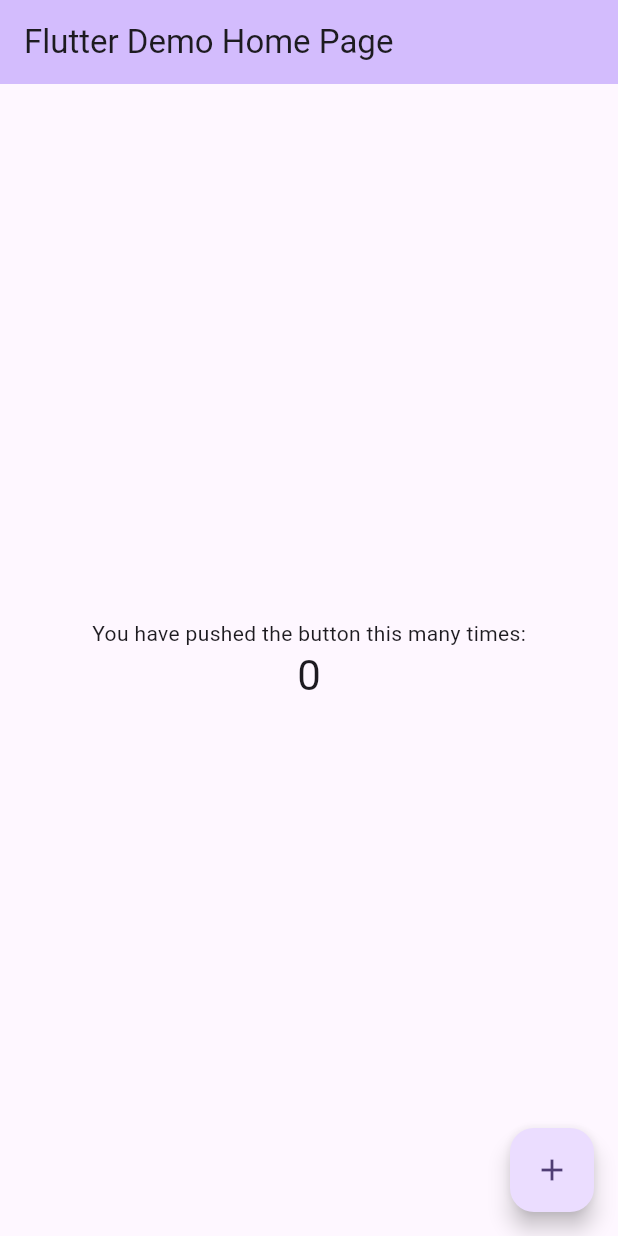
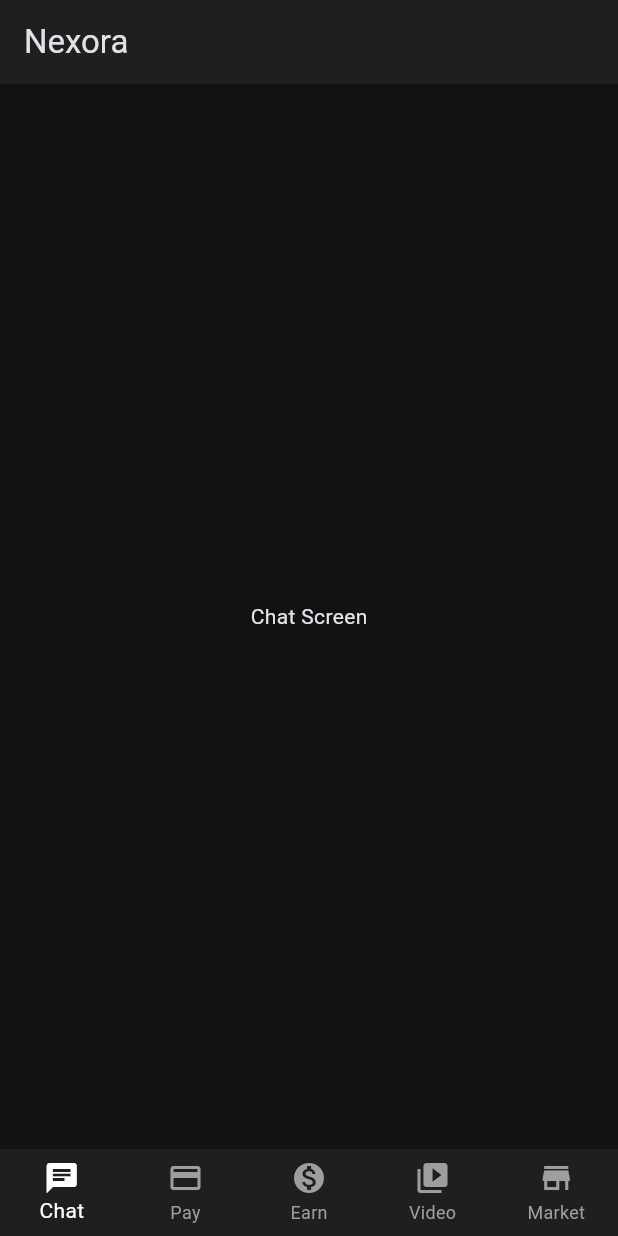
Before and after one commit to could-ai/019a58cd-6c09-7215-92c0-35b0cfea898b, a Flutter app: the screen it shows after launch, on a phone screen of 412 x 824 dp. Run offline on Flutter 3.47's test engine with Material 3 defaults, Android fonts, the phone set to English and light mode, and no system bars.

Commit message:
I have completely overhauled the main.dart file to establish the core navigation structure for the Nexora app. The previous counter example has been removed and replaced with a MainScreen widget that now serves as the app's home. This screen features a BottomNavigationBar with the five essential tabs you defined: Chat, Pay, Earn, Video, and Market. I've also implemented a modern dark theme to give the app a sleek, professional look from the start. This foundational change sets the stage for building out each feature in its respective section.; This new file creates the placeholder screen for the 'Chat' feature. It contains a basic stateless widget that displays 'Chat Screen' in the center. This serves as a foundational component for the tabbed navigation, allowing us to build out the detailed chat functionality, including messaging and calls, in an organized manner within this file.; This new file creates the placeholder screen for the 'Pay' feature. It contains a basic stateless widget that displays 'Pay Screen' in the center. This serves as a foundational component for the tabbed navigation, allowing us to build out the detailed payment and wallet functionality in an organized manner within this file.; This new file creates the placeholder screen for the 'Earn' feature. It contains a basic stateless widget that displays 'Earn Screen' in the center. This serves as a foundational component for the tabbed navigation, allowing us to build out the rewards, challenges, and coin system in an organized manner within this file.; This new file creates the placeholder screen for the 'Video' feature. It contains a basic stateless widget that displays 'Video Screen' in the center. This serves as a foundational component for the tabbed navigation, allowing us to build out the video content and creator features in an organized manner within this file.; This new file creates the placeholder screen for the 'Market' feature. It contains a basic stateless widget that displays 'Market Screen' in the center. This serves as a foundational component for the tabbed navigation, allowing us to build out the global marketplace for freelancers, sellers, and buyers in an organized manner within this file.

```diff
--- a/usr/lib/main.dart
+++ b/usr/lib/main.dart
@@ -1,4 +1,9 @@
 import 'package:flutter/material.dart';
+import 'package:couldai_user_app/screens/chat_screen.dart';
+import 'package:couldai_user_app/screens/earn_screen.dart';
+import 'package:couldai_user_app/screens/market_screen.dart';
+import 'package:couldai_user_app/screens/pay_screen.dart';
+import 'package:couldai_user_app/screens/video_screen.dart';
 
 void main() {
   runApp(const MyApp());
@@ -7,114 +12,88 @@ void main() {
 class MyApp extends StatelessWidget {
   const MyApp({super.key});
 
-  // This widget is the root of your application.
   @override
   Widget build(BuildContext context) {
     return MaterialApp(
-      title: 'Flutter Demo',
+      title: 'Nexora',
       debugShowCheckedModeBanner: false,
-      theme: ThemeData(
-        // This is the theme of your application.
-        //
-        // TRY THIS: Try running your application with "flutter run". You'll see
-        // the application has a purple toolbar. Then, without quitting the app,
-        // try changing the seedColor in the colorScheme below to Colors.green
-        // and then invoke "hot reload" (save your changes or press the "hot
-        // reload" button in a Flutter-supported IDE, or press "r" if you used
-        // the command line to start the app).
-        //
-        // Notice that the counter didn't reset back to zero; the application
-        // state is not lost during the reload. To reset the state, use hot
-        // restart instead.
-        //
-        // This works for code too, not just values: Most code changes can be
-        // tested with just a hot reload.
-        colorScheme: ColorScheme.fromSeed(seedColor: Colors.deepPurple),
+      theme: ThemeData.dark().copyWith(
+        primaryColor: Colors.blue,
+        scaffoldBackgroundColor: const Color(0xFF121212),
+        bottomNavigationBarTheme: const BottomNavigationBarThemeData(
+          backgroundColor: Color(0xFF1F1F1F),
+          selectedItemColor: Colors.white,
+          unselectedItemColor: Colors.grey,
+          type: BottomNavigationBarType.fixed,
+        ),
+        colorScheme: ColorScheme.fromSeed(seedColor: Colors.blue, brightness: Brightness.dark),
       ),
-      home: const MyHomePage(title: 'Flutter Demo Home Page'),
+      home: const MainScreen(),
     );
   }
 }
 
-class MyHomePage extends StatefulWidget {
-  const MyHomePage({super.key, required this.title});
-
-  // This widget is the home page of your application. It is stateful, meaning
-  // that it has a State object (defined below) that contains fields that affect
-  // how it looks.
-
-  // This class is the configuration for the state. It holds the values (in this
-  // case the title) provided by the parent (in this case the App widget) and
-  // used by the build method of the State. Fields in a Widget subclass are
-  // always marked "final".
-
-  final String title;
+class MainScreen extends StatefulWidget {
+  const MainScreen({super.key});
 
   @override
-  State<MyHomePage> createState() => _MyHomePageState();
+  State<MainScreen> createState() => _MainScreenState();
 }
 
-class _MyHomePageState extends State<MyHomePage> {
-  int _counter = 0;
+class _MainScreenState extends State<MainScreen> {
+  int _selectedIndex = 0;
 
-  void _incrementCounter() {
+  static const List<Widget> _widgetOptions = <Widget>[
+    ChatScreen(),
+    PayScreen(),
+    EarnScreen(),
+    VideoScreen(),
+    MarketScreen(),
+  ];
+
+  void _onItemTapped(int index) {
     setState(() {
-      // This call to setState tells the Flutter framework that something has
-      // changed in this State, which causes it to rerun the build method below
-      // so that the display can reflect the updated values. If we changed
-      // _counter without calling setState(), then the build method would not be
-      // called again, and so nothing would appear to happen.
-      _counter++;
+      _selectedIndex = index;
     });
   }
 
   @override
   Widget build(BuildContext context) {
-    // This method is rerun every time setState is called, for instance as done
-    // by the _incrementCounter method above.
-    //
-    // The Flutter framework has been optimized to make rerunning build methods
-    // fast, so that you can just rebuild anything that needs updating rather
-    // than having to individually change instances of widgets.
     return Scaffold(
       appBar: AppBar(
-        // TRY THIS: Try changing the color here to a specific color (to
-        // Colors.amber, perhaps?) and trigger a hot reload to see the AppBar
-        // change color while the other colors stay the same.
-        backgroundColor: Theme.of(context).colorScheme.inversePrimary,
-        // Here we take the value from the MyHomePage object that was created by
-        // the App.build method, and use it to set our appbar title.
-        title: Text(widget.title),
+        title: const Text('Nexora'),
+        elevation: 0,
+        backgroundColor: const Color(0xFF1F1F1F),
       ),
       body: Center(
-        // Center is a layout widget. It takes a single child and positions it
-        // in the middle of the parent.
-        child: Column(
-          // Column is also a layout widget. It takes a list of children and
-          // arranges them vertically. By default, it sizes itself to fit its
-          // children horizontally, and tries to be as tall as its parent.
-          //
-          // Column has various properties to control how it sizes itself and
-          // how it positions its children. Here we use mainAxisAlignment to
-          // center the children vertically; the main axis here is the vertical
-          // axis because Columns are vertical (the cross axis would be
-          // horizontal).
-          //
-          // TRY THIS: Invoke "debug painting" (choose the "Toggle Debug Paint"
-          // action in the IDE, or press "p" in the console), to see the
-          // wireframe for each widget.
-          mainAxisAlignment: MainAxisAlignment.center,
-          children: <Widget>[
-            const Text('You have pushed the button this many times:'),
-            Text('$_counter', style: Theme.of(context).textTheme.headlineMedium),
-          ],
-        ),
+        child: _widgetOptions.elementAt(_selectedIndex),
       ),
-      floatingActionButton: FloatingActionButton(
-        onPressed: _incrementCounter,
-        tooltip: 'Increment',
-        child: const Icon(Icons.add),
-      ), // This trailing comma makes auto-formatting nicer for build methods.
+      bottomNavigationBar: BottomNavigationBar(
+        items: const <BottomNavigationBarItem>[
+          BottomNavigationBarItem(
+            icon: Icon(Icons.chat),
+            label: 'Chat',
+          ),
+          BottomNavigationBarItem(
+            icon: Icon(Icons.payment),
+            label: 'Pay',
+          ),
+          BottomNavigationBarItem(
+            icon: Icon(Icons.monetization_on),
+            label: 'Earn',
+          ),
+          BottomNavigationBarItem(
+            icon: Icon(Icons.video_library),
+            label: 'Video',
+          ),
+          BottomNavigationBarItem(
+            icon: Icon(Icons.store),
+            label: 'Market',
+          ),
+        ],
+        currentIndex: _selectedIndex,
+        onTap: _onItemTapped,
+      ),
     );
   }
 }
--- /dev/null
+++ b/usr/lib/screens/chat_screen.dart
@@ -0,0 +1,14 @@
+import 'package:flutter/material.dart';
+
+class ChatScreen extends StatelessWidget {
+  const ChatScreen({super.key});
+
+  @override
+  Widget build(BuildContext context) {
+    return const Scaffold(
+      body: Center(
+        child: Text('Chat Screen'),
+      ),
+    );
+  }
+}
```
Also changed, not shown: usr/lib/screens/earn_screen.dart (added, +14 -0 lines), usr/lib/screens/market_screen.dart (added, +14 -0 lines), usr/lib/screens/pay_screen.dart (added, +14 -0 lines), usr/lib/screens/video_screen.dart (added, +14 -0 lines).
